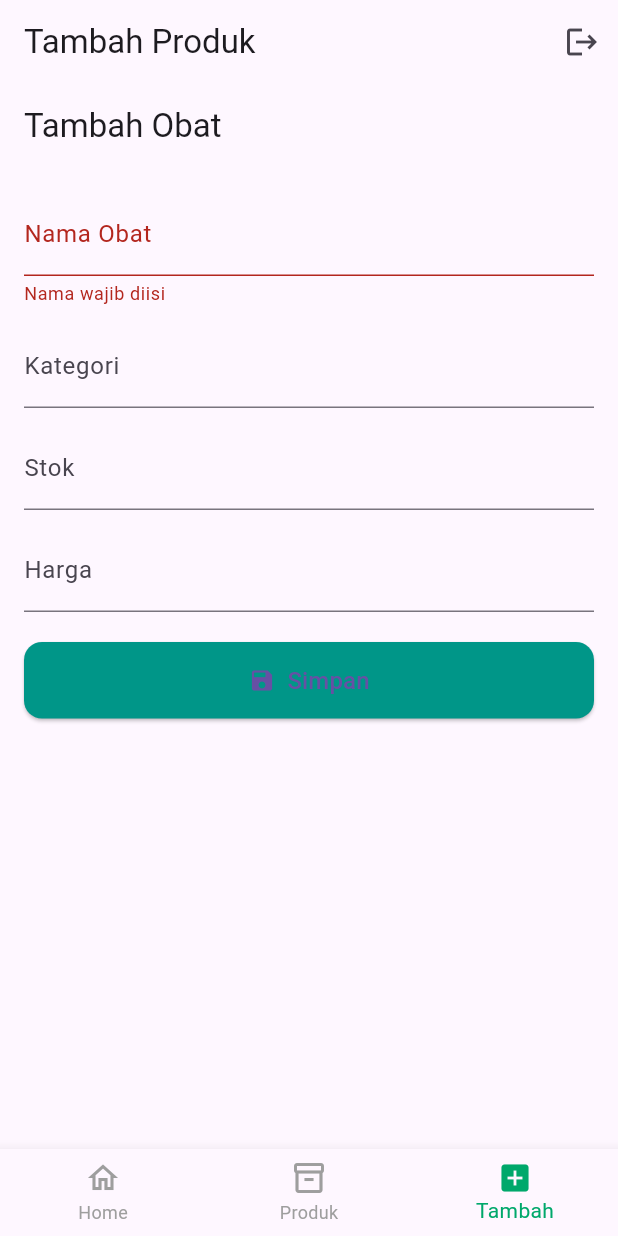
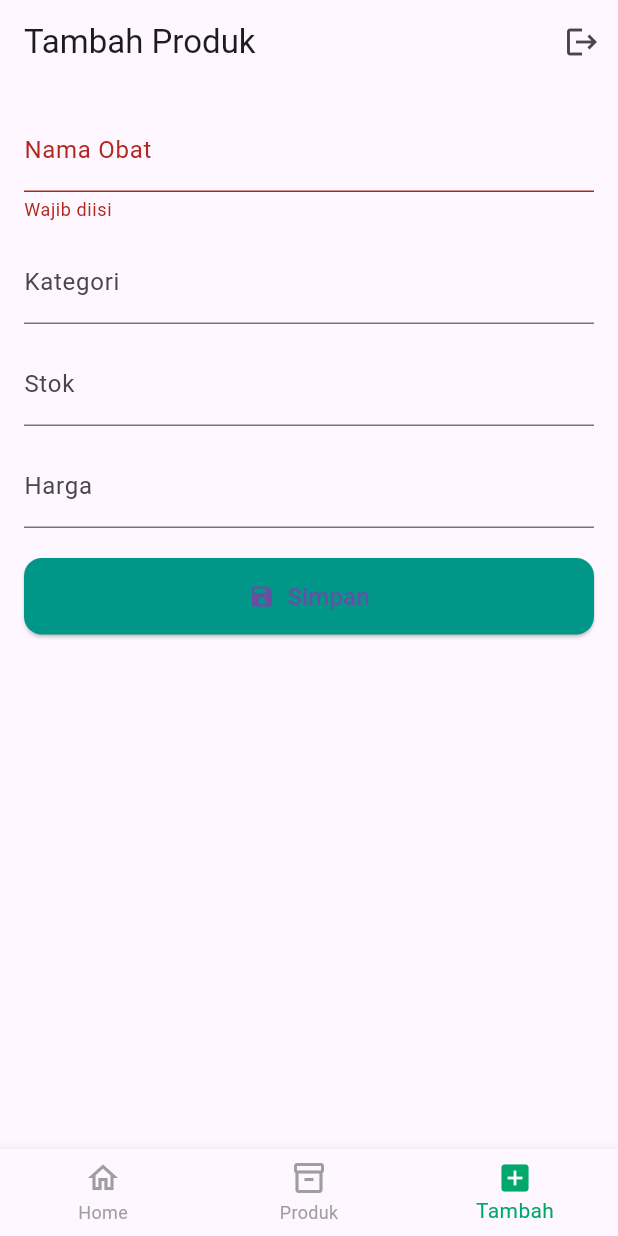
Before and after one commit to royy-debug/kasir_app2, a Flutter app: the screen it shows once a user with an empty profile is signed in, item 3 of the bottom bar chosen, after a tap on "Simpan", on a phone screen of 412 x 824 dp. Run offline on Flutter 3.47's test engine with Material 3 defaults, Android fonts, the light colour scheme and no system bars; our stand-ins replace cloud_firestore, firebase_auth, firebase_core, fl_chart; accounts and stored records are empty.

Commit message:
perbaikan logika yang ada di form pengisian

```diff
--- a/lib/mobile/screens/obat_form_screen.dart
+++ b/lib/mobile/screens/obat_form_screen.dart
@@ -1,4 +1,5 @@
 import 'package:flutter/material.dart';
+import 'package:flutter/services.dart';
 import '../models/obat_detail.dart';
 import '../services/obat_service.dart';
 
@@ -19,6 +20,8 @@ class _ObatFormScreenState extends State<ObatFormScreen> {
   late TextEditingController _stokCtrl;
   late TextEditingController _hargaCtrl;
 
+  bool _saving = false;
+
   @override
   void initState() {
     super.initState();
@@ -37,36 +40,60 @@ class _ObatFormScreenState extends State<ObatFormScreen> {
     super.dispose();
   }
 
-void _saveData() async {
-  if (_formKey.currentState!.validate()) {
+  String? _required(String? value) {
+    if (value == null || value.trim().isEmpty) {
+      return "Wajib diisi";
+    }
+    return null;
+  }
+
+  String? _validInt(String? value) {
+    if (value == null || value.isEmpty) return null;
+    if (int.tryParse(value) == null) return "Harus angka bulat";
+    return null;
+  }
+
+  String? _validDouble(String? value) {
+    if (value == null || value.isEmpty) return null;
+    if (double.tryParse(value) == null) return "Harus angka";
+    return null;
+  }
+
+  Future<void> _saveData() async {
+    if (!_formKey.currentState!.validate()) return;
+
+    setState(() => _saving = true);
+
     final obat = Obat(
-      id: widget.obat?.id, // biarkan null kalau tambah
-      nama: _namaCtrl.text,
-      kategori: _kategoriCtrl.text,
+      id: widget.obat?.id, // null kalau tambah
+      nama: _namaCtrl.text.trim(),
+      kategori: _kategoriCtrl.text.trim(),
       stok: int.tryParse(_stokCtrl.text) ?? 0,
       harga: double.tryParse(_hargaCtrl.text) ?? 0.0,
     );
 
+    try {
       if (widget.obat == null) {
-      // tambah
         await _service.tambahObat(obat);
       } else {
-      // update (pastikan id tidak null)
         await _service.updateObat(widget.obat!.id!, obat);
       }
 
-    if (mounted) Navigator.pop(context);
+      if (mounted) Navigator.pop(context, true); // ✅ kirim "true" biar list bisa refresh
+    } catch (e) {
+      if (mounted) {
+        ScaffoldMessenger.of(context).showSnackBar(
+          SnackBar(content: Text("Gagal menyimpan: $e")),
+        );
+      }
+    } finally {
+      if (mounted) setState(() => _saving = false);
     }
   }
 
-
   @override
   Widget build(BuildContext context) {
-    return Scaffold(
-      appBar: AppBar(
-        title: Text(widget.obat == null ? "Tambah Obat" : "Edit Obat"),
-      ),
-      body: Padding(
+    return Padding(
       padding: const EdgeInsets.all(16.0),
       child: Form(
         key: _formKey,
@@ -75,38 +102,62 @@ void _saveData() async {
             TextFormField(
               controller: _namaCtrl,
               decoration: const InputDecoration(labelText: "Nama Obat"),
-                validator: (value) => value!.isEmpty ? "Nama wajib diisi" : null,
+              validator: _required,
+              textInputAction: TextInputAction.next,
             ),
             const SizedBox(height: 12),
             TextFormField(
               controller: _kategoriCtrl,
               decoration: const InputDecoration(labelText: "Kategori"),
+              textInputAction: TextInputAction.next,
             ),
             const SizedBox(height: 12),
             TextFormField(
               controller: _stokCtrl,
               decoration: const InputDecoration(labelText: "Stok"),
               keyboardType: TextInputType.number,
+              inputFormatters: [
+                FilteringTextInputFormatter.digitsOnly,
+              ],
+              validator: _validInt,
+              textInputAction: TextInputAction.next,
             ),
             const SizedBox(height: 12),
             TextFormField(
               controller: _hargaCtrl,
               decoration: const InputDecoration(labelText: "Harga"),
-                keyboardType: TextInputType.number,
+              keyboardType:
+                  const TextInputType.numberWithOptions(decimal: true),
+              inputFormatters: [
+                FilteringTextInputFormatter.allow(RegExp(r'^\d*\.?\d{0,2}')),
+              ],
+              validator: _validDouble,
             ),
             const SizedBox(height: 20),
-              ElevatedButton.icon(
+            SizedBox(
+              width: double.infinity,
+              child: ElevatedButton.icon(
                 style: ElevatedButton.styleFrom(
                   backgroundColor: Colors.teal,
                   padding: const EdgeInsets.symmetric(vertical: 14),
-                  shape: RoundedRectangleBorder(borderRadius: BorderRadius.circular(12)),
+                  shape: RoundedRectangleBorder(
+                    borderRadius: BorderRadius.circular(12),
                   ),
-                onPressed: _saveData,
-                icon: const Icon(Icons.save),
-                label: const Text("Simpan", style: TextStyle(fontSize: 16)),
+                ),
+                onPressed: _saving ? null : _saveData,
+                icon: _saving
+                    ? const SizedBox(
+                        width: 18, height: 18,
+                        child: CircularProgressIndicator(strokeWidth: 2),
                       )
+                    : const Icon(Icons.save),
+                label: Text(
+                  _saving ? "Menyimpan..." : "Simpan",
+                  style: const TextStyle(fontSize: 16),
+                ),
+              ),
+            ),
           ],
-          ),
         ),
       ),
     );
```
Lines whose indentation alone changed are shown as unchanged.
